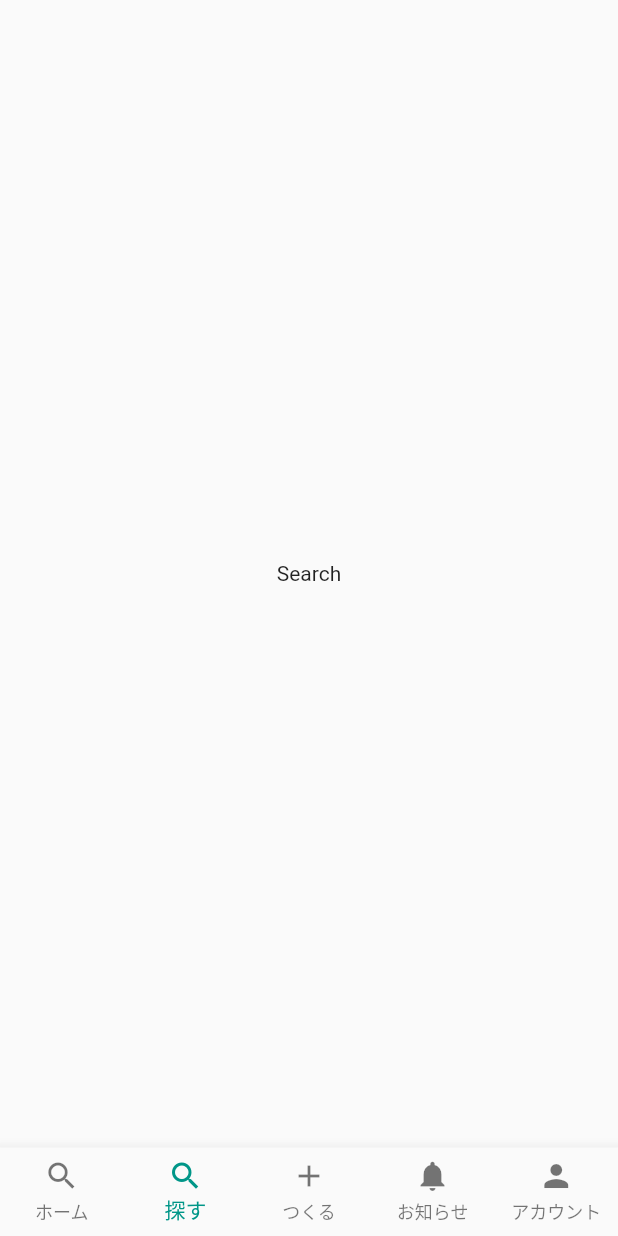
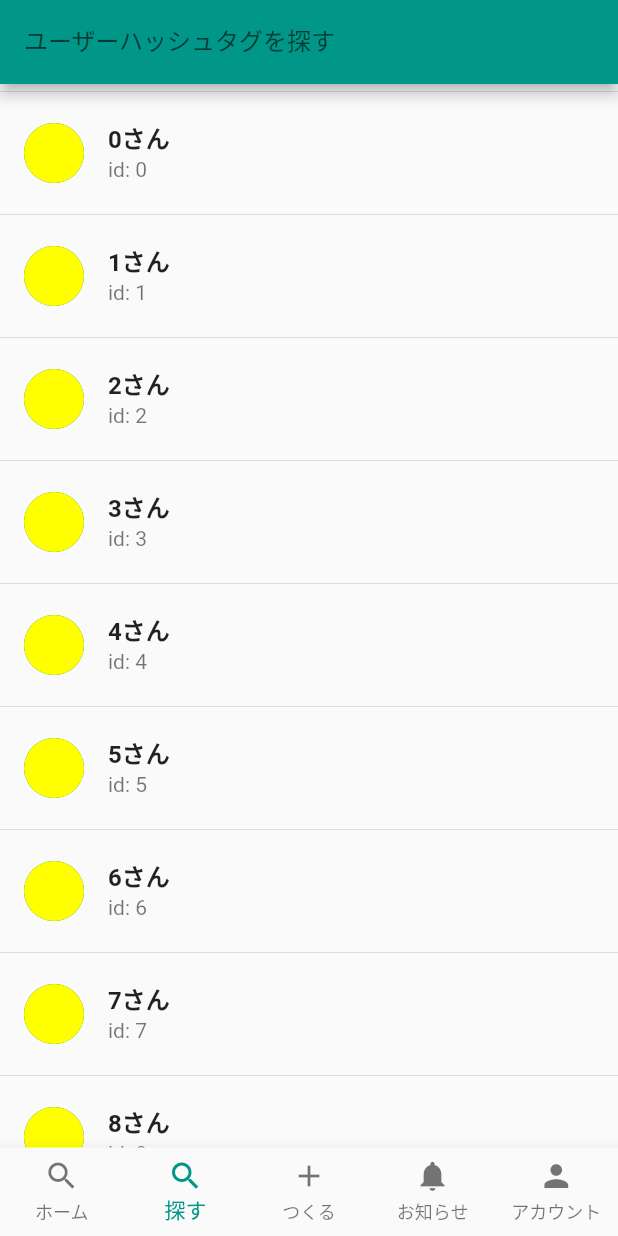
Before and after one commit to nozo-moto/firebase_try, a Flutter app: the screen it shows after launch, item 2 of the bottom bar chosen, on a phone screen of 412 x 824 dp. Run offline on Flutter 3.47's test engine with Material 2 defaults, Android fonts, the phone set to English and light mode, and no system bars.

Commit message:
impl finished

```diff
--- a/lib/main.dart
+++ b/lib/main.dart
@@ -1,4 +1,5 @@
 import 'package:flutter/material.dart';
+import 'package:flutter/cupertino.dart';
 import 'package:notelike_app/ui/account.dart';
 import 'package:notelike_app/ui/home.dart';
 import 'package:notelike_app/ui/create.dart';
@@ -73,6 +74,14 @@ class _MyHomePageState extends State<MyHomePage> {
   }
 
   _onTabBootomTab(int index) {
+    if (index == 2) {
+      Navigator.push(
+        context,
+        CupertinoPageRoute(
+          builder: (context) => Create(), fullscreenDialog: true));
+        return;
+    }
+
     setState(() {
       currentIndex = index;
     });
--- a/lib/ui/search.dart
+++ b/lib/ui/search.dart
@@ -9,9 +9,33 @@ class _SearchState extends State<Search> {
   @override
   Widget build(BuildContext context) {
     return Scaffold(
-      body: Center(
-        child: Text("Search"),
+      appBar: AppBar(
+        centerTitle: true,
+        title: TextFormField(
+          decoration: const InputDecoration(
+            fillColor: Colors.green,
+            labelText: 'ユーザーハッシュタグを探す',
+          ),
+        ),
+      ),
+      body: ListView(
+        children: List.generate(10, (index) {
+          return _listItem(index);
+        }),
       ),
     );
   }
+
+  Widget _listItem(int index) {
+    return Column(
+      children: <Widget>[
+        Divider(height: 10.0,),
+        ListTile(
+          leading: CircleAvatar(backgroundImage: AssetImage("assets/$index.png"),),
+          title: Text("$indexさん", style: TextStyle(fontWeight: FontWeight.bold),),
+          subtitle: Text("id: $index"),
+        )
+      ],
+    );
+  }
 }
--- a/pubspec.yaml
+++ b/pubspec.yaml
@@ -32,3 +32,8 @@ flutter:
     - assets/8.png
     - assets/9.png
     - assets/10.png
+    - assets/comment.png
+    - assets/image.png
+    - assets/movie.png
+    - assets/music.png
+    - assets/text.png
```
Also changed, not shown: lib/ui/create.dart (+30 -2 lines), lib/ui/notification.dart (+18 -2 lines).
